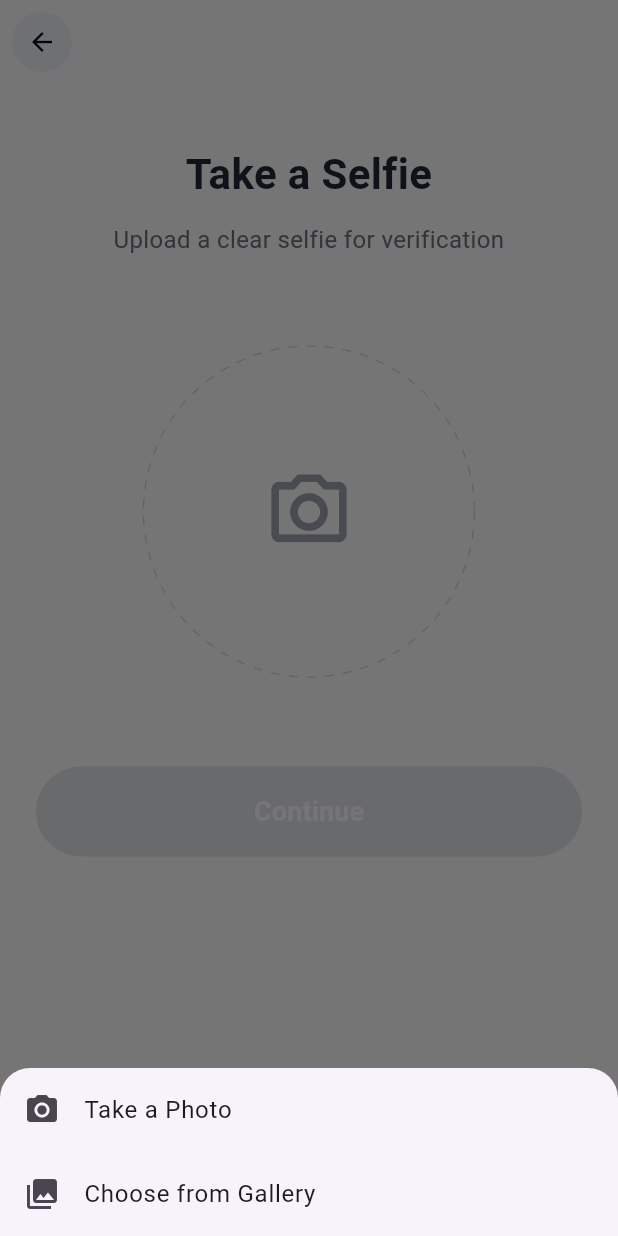
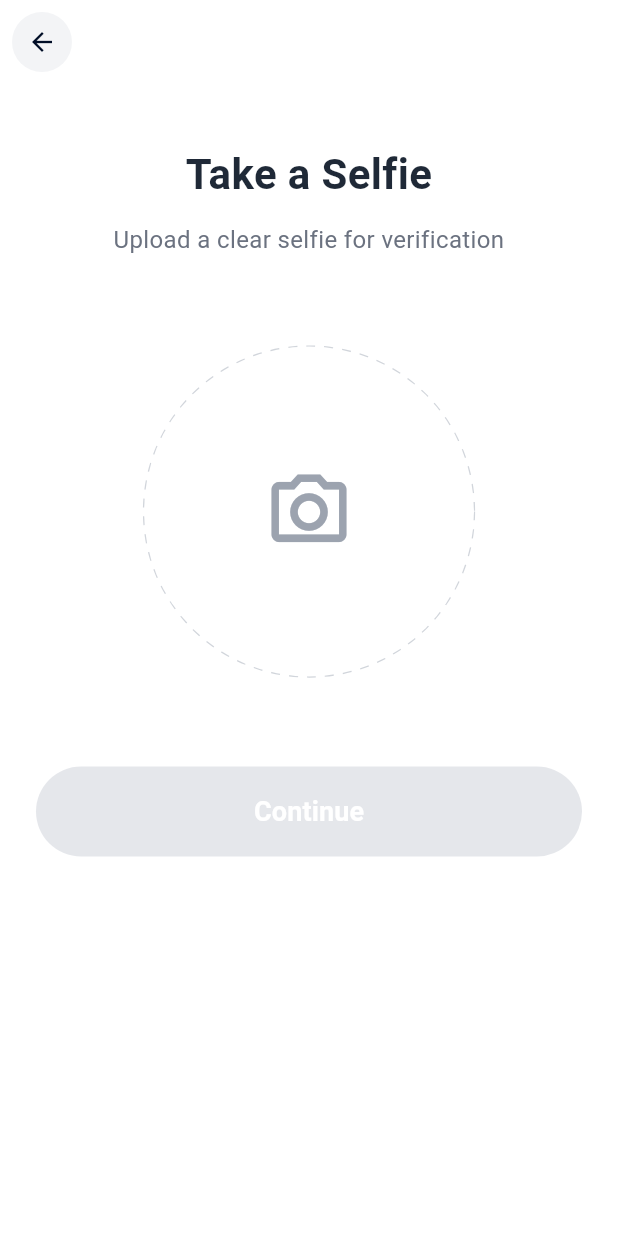
Before and after one commit to hemachandransairam/winkworker, a Flutter app: the SelfieUploadScreen screen opened directly, after a tap on the "camera alt" icon, on a phone screen of 412 x 824 dp. Run offline on Flutter 3.47's test engine with Material 3 defaults, Android fonts, the phone set to English and light mode, and no system bars; our stand-ins replace device_preview, image_picker, shared_preferences, supabase_flutter; accounts and stored records are empty.

Commit message:
removed upload option on selfie verification

```diff
--- a/lib/screens/selfie_upload_screen.dart
+++ b/lib/screens/selfie_upload_screen.dart
@@ -14,38 +14,6 @@ class SelfieUploadScreen extends StatefulWidget {
 class _SelfieUploadScreenState extends State<SelfieUploadScreen> {
   File? _imageFile;
   final ImagePicker _picker = ImagePicker();
-
-  void _showPickerOptions() {
-    showModalBottomSheet(
-      context: context,
-      shape: const RoundedRectangleBorder(
-        borderRadius: BorderRadius.vertical(top: Radius.circular(20)),
-      ),
-      builder:
-          (context) => SafeArea(
-            child: Wrap(
-              children: [
-                ListTile(
-                  leading: const Icon(Icons.camera_alt),
-                  title: const Text('Take a Photo'),
-                  onTap: () {
-                    Navigator.pop(context);
-                    _pickImageWithSource(ImageSource.camera);
-                  },
-                ),
-                ListTile(
-                  leading: const Icon(Icons.photo_library),
-                  title: const Text('Choose from Gallery'),
-                  onTap: () {
-                    Navigator.pop(context);
-                    _pickImageWithSource(ImageSource.gallery);
-                  },
-                ),
-              ],
-            ),
-          ),
-    );
-  }
 
   Future<void> _pickImageWithSource(ImageSource source) async {
     try {
@@ -118,7 +86,7 @@ class _SelfieUploadScreenState extends State<SelfieUploadScreen> {
                 ),
                 const SizedBox(height: 60),
                 GestureDetector(
-                  onTap: _showPickerOptions,
+                  onTap: () => _pickImageWithSource(ImageSource.camera),
                   child: CustomPaint(
                     painter: DashedCirclePainter(
                       color:
```
